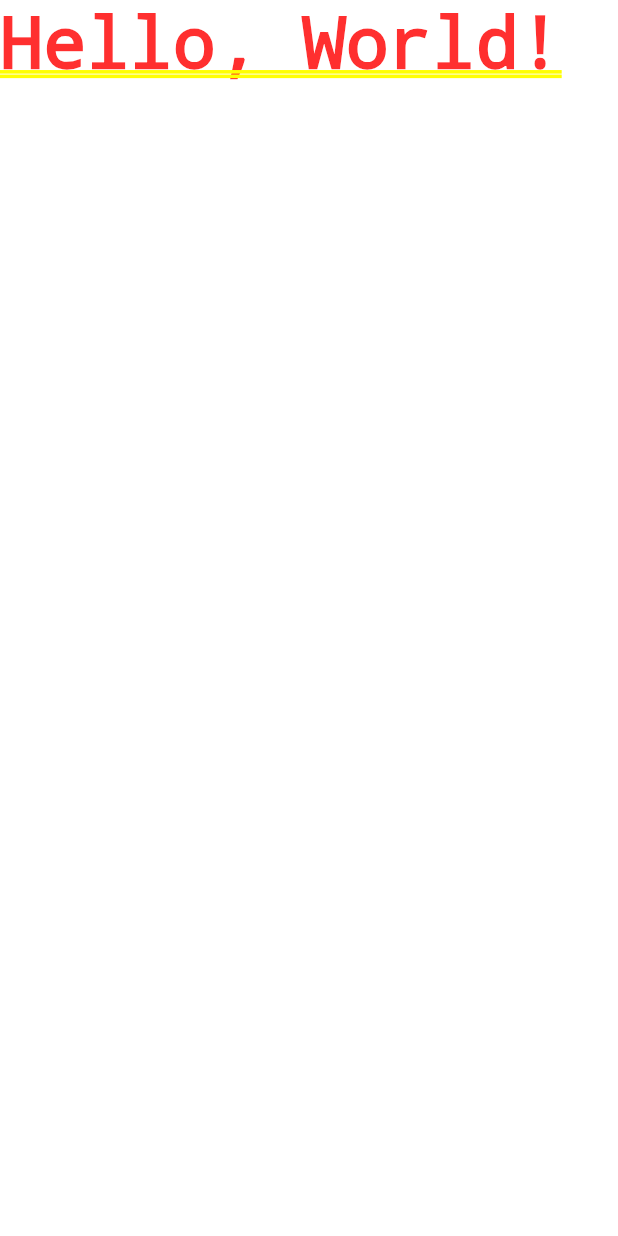
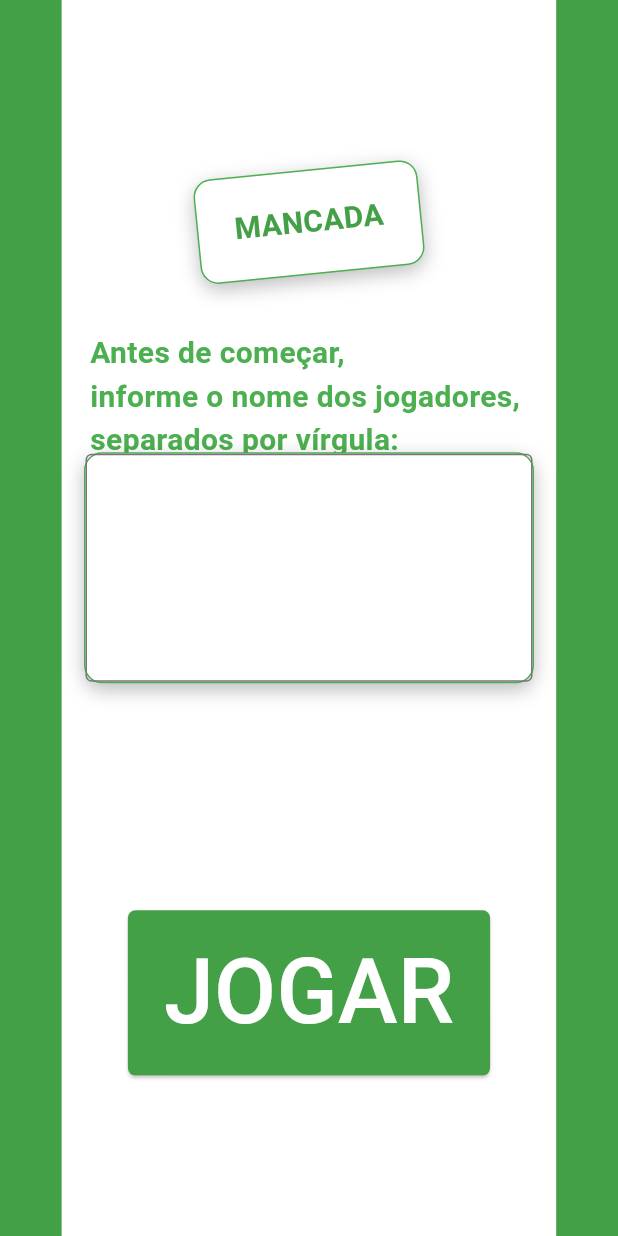
Before and after one commit to albertokff/aplicativo-atelie-costuras, a Flutter app: the screen it shows after launch, after a tap on "INICIAR", on a phone screen of 412 x 824 dp. Run offline on Flutter 3.47's test engine with Material 3 defaults, Android fonts, the phone set to English and light mode, and no system bars.

Commit message:
✨feat: Desenvolvendo página do jogo
Montada tabela com os nomes dos jogadores. Os nomes já estão sendo passados de acordo com o que é inserido na pagina home.

```diff
--- a/aplicativo_mancada/lib/pages/home_page.dart
+++ b/aplicativo_mancada/lib/pages/home_page.dart
@@ -1,4 +1,6 @@
 import 'package:flutter/material.dart';
+import 'package:flutter/services.dart';
+import 'package:aplicativo_mancada/pages/game_page.dart';
 
 class HomePage extends StatefulWidget {
   const HomePage({super.key});
@@ -8,10 +10,127 @@ class HomePage extends StatefulWidget {
 }
 
 class _HomePageState extends State<HomePage> {
+  var nomeJogadoresController = TextEditingController(text: "");
+
   @override
-  Widget build(BuildContext context) {
-    return const Text(
-      'Hello, World!',
+  build(BuildContext context) {
+    SystemChrome.setEnabledSystemUIMode(SystemUiMode.immersiveSticky);
+
+    return MaterialApp(
+      debugShowCheckedModeBanner: false,
+      home: Scaffold(
+        body: Stack(
+          children: [
+            // Coluna principal com os Flexibles
+            Row(
+              children: [
+                Flexible(
+                  flex: 1,
+                  child: Container(color: Colors.green[600]),
+                ),
+                Flexible(
+                  flex: 8,
+                  child: Container(color: Colors.white),
+                ),
+                Flexible(
+                  flex: 1,
+                  child: Container(color: Colors.green[600]),
+                ),
+              ],
+            ),
+            // Retângulo flutuante
+            Align(
+              alignment: const Alignment(0, -0.7),
+              child: Transform.rotate(
+                angle: -0.1,
+                child: Container(
+                  width: 150, // Largura do retângulo
+                  height: 70, // Altura do retângulo
+                  decoration: BoxDecoration(
+                    color: Colors.white, // Cor do retângulo
+                    borderRadius: BorderRadius.circular(12),
+                    border: Border.all(color: Colors.green), // Bordas arredondadas
+                    boxShadow: const [
+                      BoxShadow(
+                        color: Colors.black26,
+                        blurRadius: 10,
+                        offset: Offset(0, 4), // Sombra para dar destaque
+                      ),
+                    ],
+                  ),
+                  alignment: Alignment.center,
+                  child: Text(
+                  'MANCADA',
+                  style: TextStyle(
+                    fontSize: 20,
+                    color: Colors.green[600],
+                    fontWeight: FontWeight.bold,
+                  ),
+                ),)
+              )
+            ),
+            const Align(
+              alignment: Alignment(0, -0.4),
+              child: Text(
+                'Antes de começar, \ninforme o nome dos jogadores, \nseparados por vírgula:',
+                style: TextStyle(
+                  fontSize: 20,
+                  color: Colors.green,
+                  fontWeight: FontWeight.bold,
+                ),
+              )
+            ),
+            Align(
+              alignment: const Alignment(0, -0.1),
+              child: Container(
+                width: 300, // Largura do retângulo
+                height: null, // Altura do retângulo
+                decoration: BoxDecoration(
+                  color: Colors.white, // Cor do retângulo
+                  borderRadius: BorderRadius.circular(12),
+                  border: Border.all(color: Colors.green), // Bordas arredondadas
+                  boxShadow: const [
+                    BoxShadow(
+                      color: Colors.black26,
+                      blurRadius: 10,
+                      offset: Offset(0, 4), // Sombra para dar destaque
+                    ),
+                  ],
+                ),
+                child: TextField(
+                  controller: nomeJogadoresController,
+                  decoration: const InputDecoration(
+                    border: OutlineInputBorder(),
+                  ),
+                  maxLines: null,
+                  minLines: 5,
+                ),
+              )
+            ),
+            Align(
+              alignment: const Alignment(0, 0.7), // Botão mais para baixo
+              child: ElevatedButton(
+                style: ElevatedButton.styleFrom(
+                  padding: const EdgeInsets.symmetric(horizontal: 24, vertical: 12),
+                  backgroundColor: Colors.green[600],
+                  shape: RoundedRectangleBorder(
+                    borderRadius: BorderRadius.circular(5),
+                  ),
+                ),
+                onPressed: () {
+                  debugPrint("Jogadores: ${nomeJogadoresController.text}");
+                    Navigator.pushReplacement(context, MaterialPageRoute(builder: (context) => GamePage(nomeJogadores: nomeJogadoresController.text,)));
+                },
+                child: const Text('JOGAR',
+                  style: TextStyle(
+                    fontSize: 60,
+                    color: Colors.white
+                  ),
+              ),
+            ))
+          ],
+        ),
+      ),
     );
   }
 }
```
Also changed, not shown: aplicativo_mancada/lib/pages/game_page.dart (added, +137 -0 lines).
